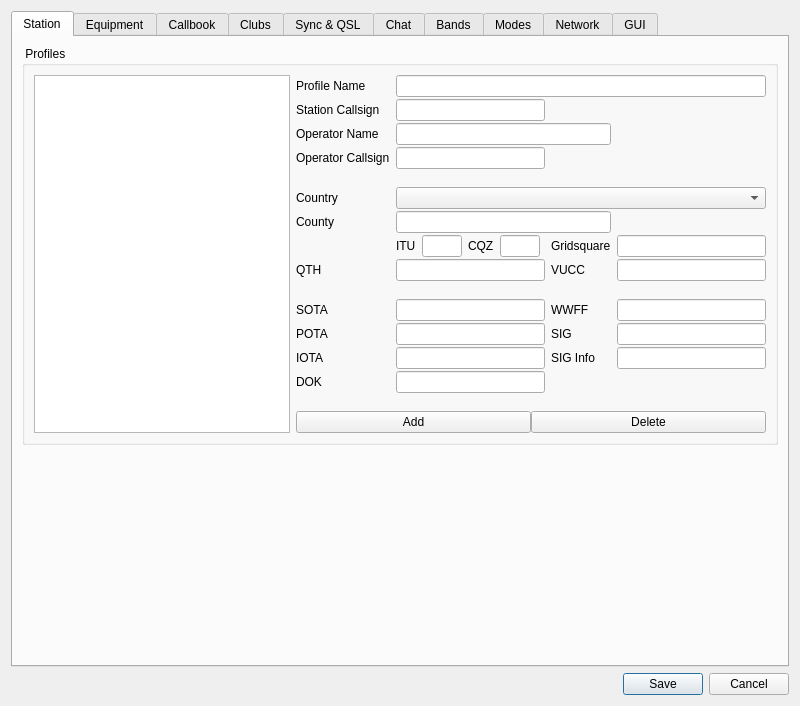
aa5sh/QLog, file ui/SettingsDialog.ui: the form before one commit.
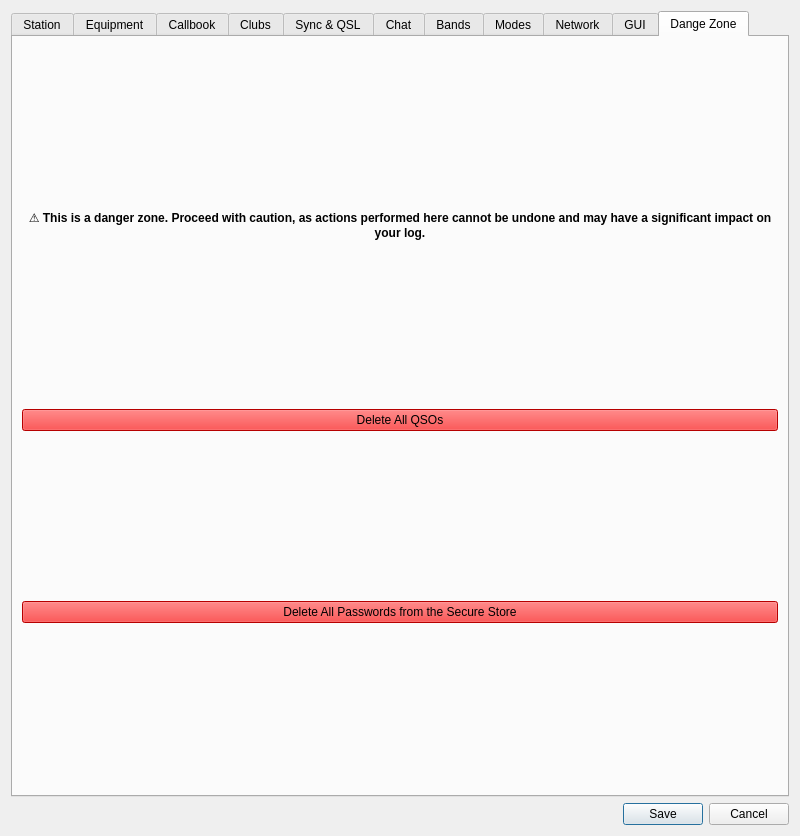
The form after the commit. The open tabs and pages were chosen to show the change. Icons and pictures are not drawn. Custom widgets are drawn as their Qt base class.

Commit message: Settings: Added Danger Zone - Delete all passwords, QSOs

Diff of the .ui file:
```diff
--- a/ui/SettingsDialog.ui
+++ b/ui/SettingsDialog.ui
@@ -2,6 +2,14 @@
 <ui version="4.0">
  <class>SettingsDialog</class>
  <widget class="QDialog" name="SettingsDialog">
+  <property name="geometry">
+   <rect>
+    <x>0</x>
+    <y>0</y>
+    <width>800</width>
+    <height>836</height>
+   </rect>
+  </property>
   <property name="minimumSize">
    <size>
     <width>770</width>
@@ -4782,6 +4790,110 @@
        </item>
       </layout>
      </widget>
+     <widget class="QWidget" name="dangeZoneTab">
+      <attribute name="title">
+       <string>Dange Zone</string>
+      </attribute>
+      <layout class="QVBoxLayout" name="verticalLayout_18">
+       <item>
+        <spacer name="verticalSpacer_15">
+         <property name="orientation">
+          <enum>Qt::Vertical</enum>
+         </property>
+         <property name="sizeHint" stdset="0">
+          <size>
+           <width>20</width>
+           <height>40</height>
+          </size>
+         </property>
+        </spacer>
+       </item>
+       <item>
+        <widget class="QLabel" name="dangerLabel">
+         <property name="text">
+          <string>&lt;b&gt;⚠ This is a danger zone. Proceed with caution, as actions performed here cannot be undone and may have a significant impact on your log.&lt;/b&gt;</string>
+         </property>
+         <property name="alignment">
+          <set>Qt::AlignCenter</set>
+         </property>
+         <property name="wordWrap">
+          <bool>true</bool>
+         </property>
+        </widget>
+       </item>
+       <item>
+        <spacer name="verticalSpacer_13">
+         <property name="orientation">
+          <enum>Qt::Vertical</enum>
+         </property>
+         <property name="sizeHint" stdset="0">
+          <size>
+           <width>20</width>
+           <height>40</height>
+          </size>
+         </property>
+        </spacer>
+       </item>
+       <item>
+        <widget class="QPushButton" name="deleteAllQSOsButton">
+         <property name="sizePolicy">
+          <sizepolicy hsizetype="Preferred" vsizetype="Fixed">
+           <horstretch>0</horstretch>
+           <verstretch>0</verstretch>
+          </sizepolicy>
+         </property>
+         <property name="styleSheet">
+          <string notr="true">QPushButton {background-color: red;}</string>
+         </property>
+         <property name="text">
+          <string>Delete All QSOs</string>
+         </property>
+        </widget>
+       </item>
+       <item>
+        <spacer name="verticalSpacer_8">
+         <property name="orientation">
+          <enum>Qt::Vertical</enum>
+         </property>
+         <property name="sizeHint" stdset="0">
+          <size>
+           <width>20</width>
+           <height>40</height>
+          </size>
+         </property>
+        </spacer>
+       </item>
+       <item>
+        <widget class="QPushButton" name="deleteAllPasswordsButton">
+         <property name="sizePolicy">
+          <sizepolicy hsizetype="Preferred" vsizetype="Fixed">
+           <horstretch>0</horstretch>
+           <verstretch>0</verstretch>
+          </sizepolicy>
+         </property>
+         <property name="styleSheet">
+          <string notr="true">QPushButton {background-color: red;}</string>
+         </property>
+         <property name="text">
+          <string>Delete All Passwords from the Secure Store</string>
+         </property>
+        </widget>
+       </item>
+       <item>
+        <spacer name="verticalSpacer_11">
+         <property name="orientation">
+          <enum>Qt::Vertical</enum>
+         </property>
+         <property name="sizeHint" stdset="0">
+          <size>
+           <width>20</width>
+           <height>40</height>
+          </size>
+         </property>
+        </spacer>
+       </item>
+      </layout>
+     </widget>
     </widget>
    </item>
   </layout>
```
Left out of the diff: 36 changed lines with no effect on the pictures. The commit also changes 3 other files.
